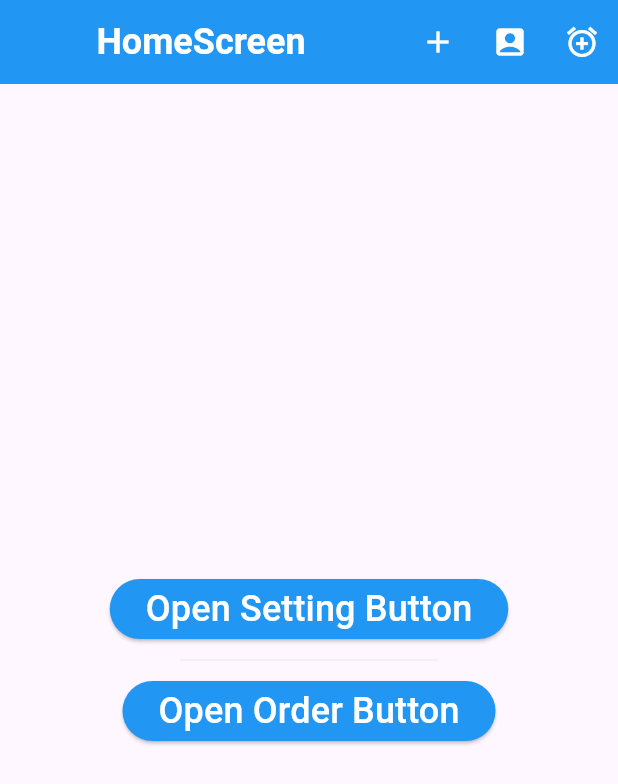
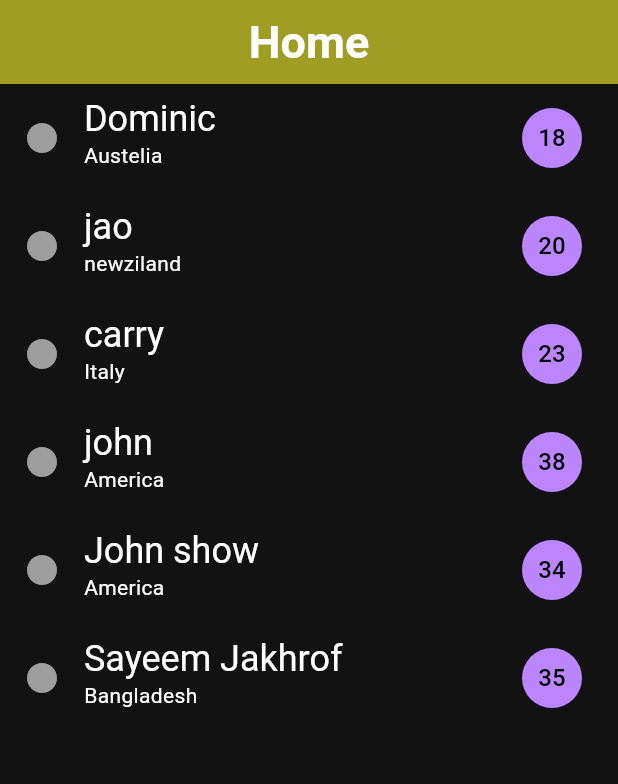
Before and after one commit to sayeemjakhrof/newapps, a Flutter app: the screen it shows after launch, on a phone screen of 412 x 824 dp. Shown: the top 784 px of the screen. Run offline on Flutter 3.47's test engine with Material 3 defaults, Android fonts, the phone set to English and light mode, and no system bars.

Commit message:
ListMapAdvence
Signed-off-by: sayeemjakhrof <47790968+sayeemjakhrof@users.noreply.github.com>

```diff
--- a/lib/main.dart
+++ b/lib/main.dart
@@ -1,4 +1,3 @@
-import 'package:flutter/cupertino.dart';
 import 'package:flutter/material.dart';
 
 void main() {
@@ -7,188 +6,66 @@ void main() {
 
 class MyApps extends StatelessWidget {
   MyApps({super.key});
+
   @override
   Widget build(BuildContext context) {
     return MaterialApp(
+      themeMode: ThemeMode.dark,
+      darkTheme: ThemeData(
+          colorScheme: ColorScheme.dark(
+            background: Colors.black12,
+          ),
+          appBarTheme: AppBarTheme(
+              titleTextStyle: TextStyle(
+                  color: Colors.white,
+                  fontSize: 30,
+                  fontWeight: FontWeight.bold),
+              centerTitle: true,
+              color: Colors.lime[800],
+              shadowColor: Colors.black12)),
       debugShowCheckedModeBanner: false,
-      title: 'Navigator ',
       theme: ThemeData(
-          elevatedButtonTheme: ElevatedButtonThemeData(
-              style: ButtonStyle(
-                  backgroundColor: MaterialStateProperty.all(Colors.blue))),
-          primaryColor: Colors.cyanAccent,
-          appBarTheme: AppBarTheme(color: Colors.blue)),
-      home: NavigatorScreen(),
+          appBarTheme: AppBarTheme(
+        titleTextStyle: TextStyle(
+            color: Colors.white, fontSize: 30, fontWeight: FontWeight.bold),
+        color: Colors.orange,
+        centerTitle: true,
+        shadowColor: Colors.black,
+      )),
+      home: HomeScreen(),
     );
   }
 }
 
-class NavigatorScreen extends StatelessWidget {
-  NavigatorScreen({super.key});
+class HomeScreen extends StatelessWidget {
+  HomeScreen({super.key});
+  List ArrayList = [
+    {'name': 'Dominic', 'age': '18', 'Nationality': 'Austelia'},
+    {'name': 'jao', 'age': '20', 'Nationality': 'newziland'},
+    {'name': 'carry', 'age': '23', 'Nationality': 'Italy'},
+    {'name': 'john', 'age': '38', 'Nationality': 'America'},
+    {'name': 'John show', 'age': '34', 'Nationality': 'America'},
+    {'name': 'Sayeem Jakhrof', 'age': '35', 'Nationality': 'Bangladesh'}
+  ];
 
   @override
   Widget build(BuildContext context) {
     return Scaffold(
-      appBar: AppBar(
-        //leading: Drawer(child: IconButton(onPressed: (){}, icon: Icon(Icons.android_outlined),),),
-        actions: [
-          IconButton(
-              onPressed: () {},
-              icon: Icon(
-                Icons.add,
-                color: Colors.white,
-              )),
-          IconButton(
-              onPressed: () {},
-              icon: Icon(
-                Icons.account_box,
-                color: Colors.white,
-              )),
-          IconButton(
-              onPressed: () {},
-              icon: Icon(
-                Icons.add_alarm,
-                color: Colors.white,
-              )),
-        ],
-        title: Center(
-          child: Text(
-            'HomeScreen',
-            style: TextStyle(
-              color: Colors.white,
-              fontSize: 24,
-              fontWeight: FontWeight.bold,
-            ),
-          ),
+        appBar: AppBar(
+          title: Text('Home'),
         ),
-      ),
-      body: Center(
-        child: Column(
-          mainAxisAlignment: MainAxisAlignment.center,
-          children: [
-            ElevatedButton(
-                onPressed: () {
-                  Navigator.push(context, MaterialPageRoute(builder: (context) {
-                    return SettingScreen();
-                  }));
-                },
-                child: Text(
-                  'Open Setting Button',
-                  style: TextStyle(
-                    color: Colors.white,
-                    fontSize: 24,
-                  ),
-                )),
-            Divider(
-              color: Colors.grey.shade200,
-              height: 20,
-              indent: 120,
-              endIndent: 120,
-            ),
-            ElevatedButton(
-                onPressed: () {
-                  Navigator.push(context, MaterialPageRoute(builder: (context)=>OrderScreen()));
-                },
-                child: Text(
-                  'Open Order Button',
-                  style: TextStyle(color: Colors.white, fontSize: 24),
-                )),
-          ],
-        ),
-      ),
-    );
+        body: Container(
+          child: ListView(
+              children: ArrayList.map((value) => ListTile(
+                    titleTextStyle: TextStyle(fontSize: 24),
+                    iconColor: Colors.grey,
+                    leading: Icon(Icons.circle),
+                    title: Text(value['name'].toString()),
+                    subtitle: Text(value['Nationality'].toString()),
+                    trailing:
+                        CircleAvatar(
+                            child: Text(value['age'].toString())),
+                  )).toList()),
+        ));
   }
 }
-
-class SettingScreen extends StatelessWidget {
-  SettingScreen({super.key});
-  @override
-  Widget build(BuildContext context) {
-    return Scaffold(
-      appBar: AppBar(
-        title: Text(
-          'Setting Screen',
-          style: TextStyle(color: Colors.white, fontSize: 24),
-        ),
-      ),
-      body: Center(
-        child: Column(
-          mainAxisAlignment: MainAxisAlignment.center,
-          children: [
-            ElevatedButton(
-              onPressed: () {
-                Navigator.push(context, MaterialPageRoute(builder: (context)=> OrderScreen()));
-              },
-              child: Text(
-                'Open Order Button',
-                style: TextStyle(color: Colors.white, fontSize: 24),
-              ),
-            ),
-            Divider(
-              color: Colors.grey.shade200,
-              height: 20,
-              indent: 120,
-              endIndent: 120,
-            ),
-            ElevatedButton(
-              onPressed: () {
-                Navigator.pop(context);
-              },
-              child: Text(
-                'Back to Home',
-                style: TextStyle(color: Colors.white, fontSize: 24),
-              ),
-            ),
-          ],
-        ),
-      ),
-    );
-  }
-}
-
-class OrderScreen extends StatelessWidget {
-  OrderScreen({super.key});
-  @override
-  Widget build(BuildContext context) {
-    return Scaffold(
-      appBar: AppBar(
-        title: Text(
-          'Order Screen',
-          style: TextStyle(color: Colors.white, fontSize: 24),
-        ),
-      ),
-      body: Center(
-        child: Column(
-          mainAxisAlignment: MainAxisAlignment.center,
-          children: [
-            ElevatedButton(
-              onPressed: () {
-                Navigator.pushAndRemoveUntil(context, MaterialPageRoute(builder: (context)=>NavigatorScreen()),
-                        (route) => false);
-              },
-              child: Text(
-                'Open Setting Button',
-                style: TextStyle(color: Colors.white, fontSize: 24),
-              ),
-            ),
-            Divider(
-              color: Colors.grey.shade200,
-              height: 20,
-              indent: 120,
-              endIndent: 120,
-            ),
-            ElevatedButton(
-              onPressed: () {
-                Navigator.pop(context);
-              },
-              child: Text(
-                'Back to Home',
-                style: TextStyle(color: Colors.white, fontSize: 24),
-              ),
-            ),
-          ],
-        ),
-      ),
-    );
-  }
-}
```
